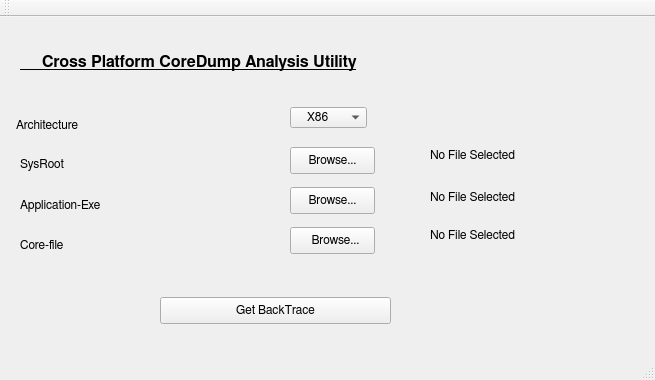
First picture: the form in coredumputilframe.ui, repository youyong123/XPlatformCoreDumpAnalyzer, before the edit.
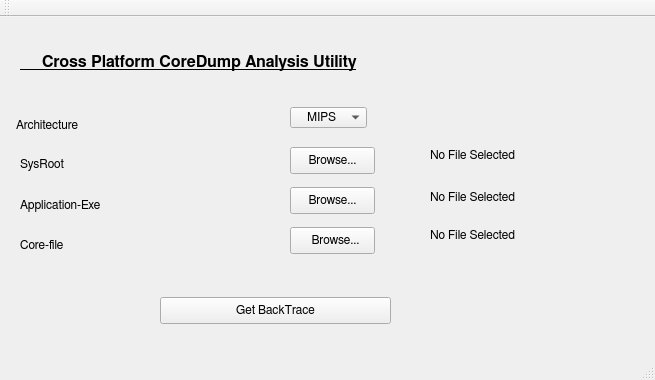
Second picture: the form after the edit. Icons and pictures are not drawn.

Commit message: Made MIPS as the default - arch type.

Diff of the .ui file:
```diff
--- a/coredumputilframe.ui
+++ b/coredumputilframe.ui
@@ -98,7 +98,7 @@
     </property>
     <item>
      <property name="text">
-      <string>    X86</string>
+      <string>    MIPS</string>
      </property>
     </item>
     <item>
```
Left out of the diff: 2 changed lines with no effect on the pictures. The commit also changes 2 other files.
